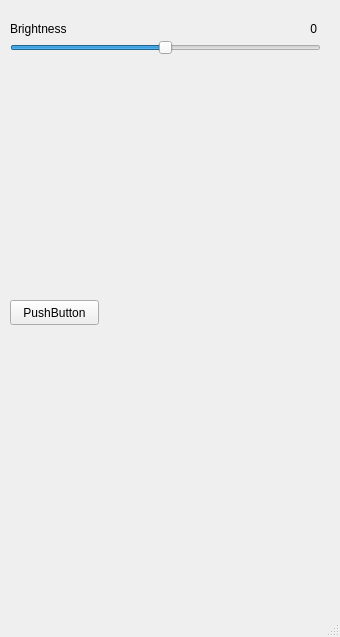
The window that mainwindow.ui (jsjsjs000/imx8mp_qt_ar0521_isp_tool) describes before a commit, drawn with Qt 5.
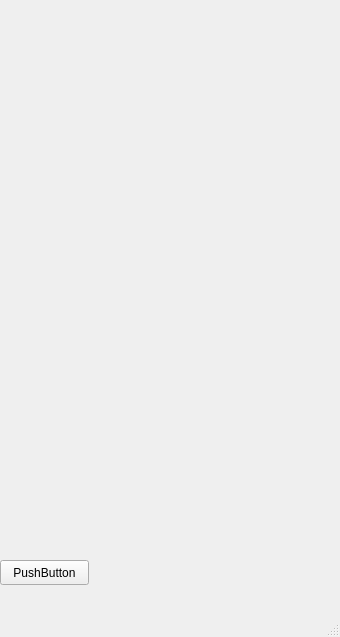
The same window after the commit.

Diff of the .ui file:
```diff
--- a/mainwindow.ui
+++ b/mainwindow.ui
@@ -17,8 +17,8 @@
    <widget class="QPushButton" name="pushButton">
     <property name="geometry">
      <rect>
-      <x>10</x>
-      <y>300</y>
+      <x>0</x>
+      <y>560</y>
       <width>89</width>
       <height>25</height>
      </rect>
@@ -27,53 +27,20 @@
      <string>PushButton</string>
     </property>
    </widget>
-   <widget class="QLabel" name="label">
+   <widget class="QWidget" name="verticalLayoutWidget">
     <property name="geometry">
      <rect>
-      <x>10</x>
-      <y>20</y>
-      <width>67</width>
-      <height>17</height>
+      <x>0</x>
+      <y>0</y>
+      <width>341</width>
+      <height>551</height>
      </rect>
     </property>
-    <property name="text">
-     <string>Brightness</string>
-    </property>
-   </widget>
-   <widget class="QSlider" name="horizontalSlider">
-    <property name="geometry">
-     <rect>
-      <x>10</x>
-      <y>40</y>
-      <width>311</width>
-      <height>16</height>
-     </rect>
-    </property>
-    <property name="minimum">
-     <number>-127</number>
-    </property>
-    <property name="maximum">
-     <number>127</number>
-    </property>
-    <property name="orientation">
-     <enum>Qt::Horizontal</enum>
-    </property>
-   </widget>
-   <widget class="QLabel" name="label_2">
-    <property name="geometry">
-     <rect>
-      <x>250</x>
-      <y>20</y>
-      <width>67</width>
-      <height>17</height>
-     </rect>
-    </property>
-    <property name="text">
-     <string>0</string>
-    </property>
-    <property name="alignment">
-     <set>Qt::AlignRight|Qt::AlignTrailing|Qt::AlignVCenter</set>
-    </property>
+    <layout class="QVBoxLayout" name="verticalLayout">
+     <property name="sizeConstraint">
+      <enum>QLayout::SetDefaultConstraint</enum>
+     </property>
+    </layout>
    </widget>
   </widget>
   <widget class="QMenuBar" name="menubar">
```
